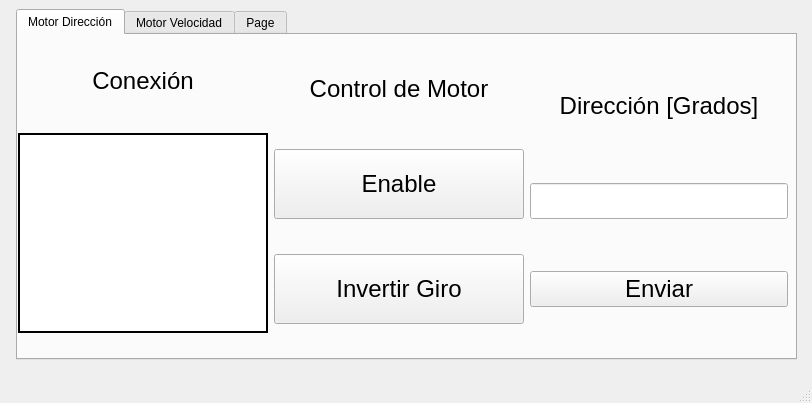
First picture: the form in mainwindow.ui, repository WenceslaoFB/QT_CAN_MOTOR, before the edit.
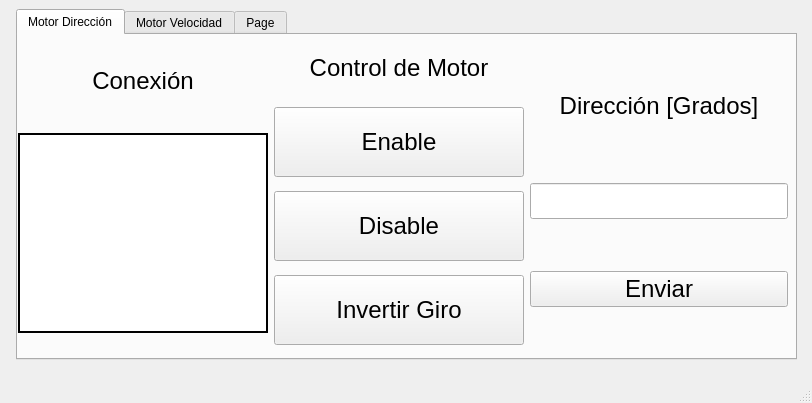
Second picture: the form after the edit.

Commit message: Funcion de crear arrays y enviar estan en proceso

Diff of the .ui file:
```diff
--- a/mainwindow.ui
+++ b/mainwindow.ui
@@ -145,6 +145,24 @@
            </property>
           </widget>
          </item>
+         <item>
+          <widget class="QPushButton" name="pushButton_10">
+           <property name="maximumSize">
+            <size>
+             <width>16777215</width>
+             <height>70</height>
+            </size>
+           </property>
+           <property name="font">
+            <font>
+             <pointsize>18</pointsize>
+            </font>
+           </property>
+           <property name="text">
+            <string>Disable</string>
+           </property>
+          </widget>
+         </item>
          <item>
           <widget class="QPushButton" name="pushButton">
            <property name="maximumSize">
```
The commit also changes 2 other files.
